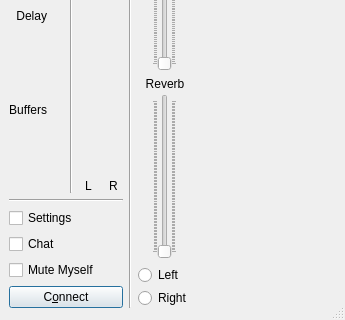
This is src/clientdlgbase.ui in jamulussoftware/jamulus as Qt 5 draws it before an edit; both pictures show x 0 to 345 and y 170 to 490 of the 345 by 490 pixel window. The edited form follows.
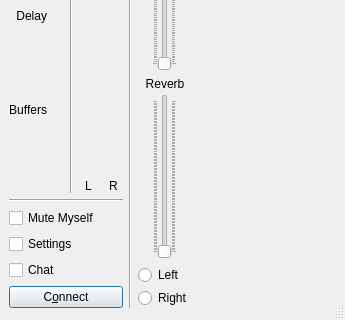
This is the edited form. Icons and pictures are not drawn. Custom widgets are drawn as their Qt base class.

Commit message: move the Mute Myself button up to prevent accidentally disconnecting

What changed in the file:
```diff
--- a/src/clientdlgbase.ui
+++ b/src/clientdlgbase.ui
@@ -317,6 +317,13 @@
           </property>
          </widget>
         </item>
+        <item>
+         <widget class="QCheckBox" name="chbLocalMute">
+          <property name="text">
+           <string>Mute Myself</string>
+          </property>
+         </widget>
+        </item>
         <item>
          <widget class="QCheckBox" name="chbSettings">
           <property name="text">
@@ -331,13 +338,6 @@
           </property>
          </widget>
         </item>
-        <item>
-         <widget class="QCheckBox" name="chbLocalMute">
-          <property name="text">
-           <string>Mute Myself</string>
-          </property>
-         </widget>
-        </item>
         <item>
          <widget class="QPushButton" name="butConnect">
           <property name="text">
```
Left out of the diff: 2 changed lines with no effect on the pictures. The commit also changes 1 other file.
